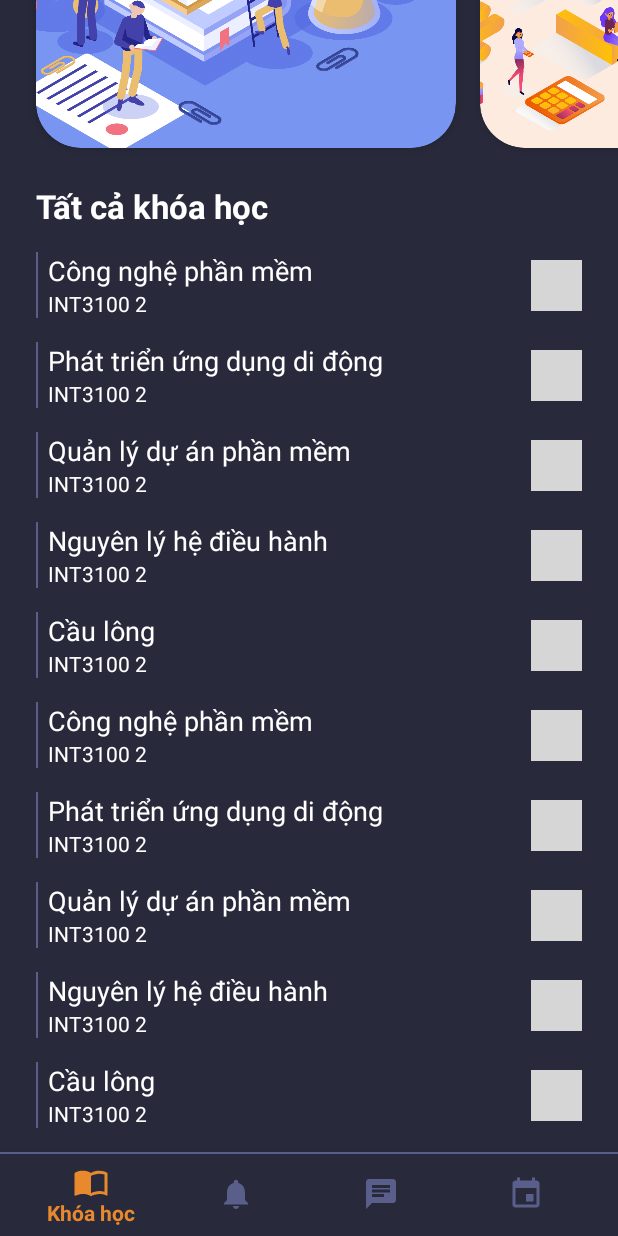
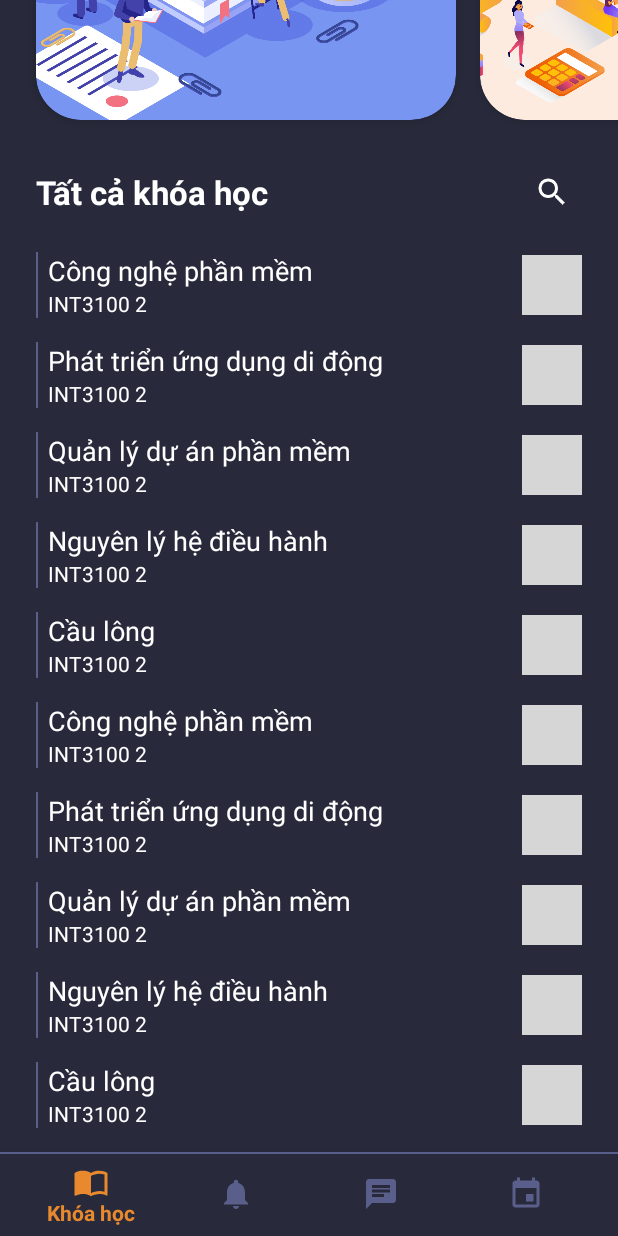
Before and after one commit to huent189/uet_assistant, an Android app: the CoursesFragment screen opened directly, with no data from a screen before it, on a phone screen of 412 x 824 dp. Run offline under Robolectric (Android 15) with nearby library versions, the phone set to English and light mode, and no system bars; our stand-ins replace navigation-ui.

Commit message:
update all courses scene

```diff
--- a/app/app/src/main/AndroidManifest.xml
+++ b/app/app/src/main/AndroidManifest.xml
@@ -8,6 +8,7 @@
         android:label="@string/app_name"
         android:roundIcon="@mipmap/ic_launcher_round"
         android:supportsRtl="true"
+        android:windowSoftInputMode="adjustPan"
         android:theme="@style/DarkTheme">
         <activity android:name=".ui.view.MyCoursesActivity" android:label="@string/title_activity_my_courses" />
         <activity android:name=".ui.view.LoginActivity" android:label="@string/login"/>
--- a/app/app/src/main/java/vnu/uet/mobilecourse/assistant/ui/view/CoursesFragment.java
+++ b/app/app/src/main/java/vnu/uet/mobilecourse/assistant/ui/view/CoursesFragment.java
@@ -1,14 +1,25 @@
 package vnu.uet.mobilecourse.assistant.ui.view;
 
+import android.content.Context;
+import android.graphics.Color;
 import android.os.Bundle;
+import android.view.KeyEvent;
 import android.view.LayoutInflater;
 import android.view.View;
 import android.view.ViewGroup;
+import android.view.inputmethod.InputMethodManager;
+import android.widget.Button;
+import android.widget.EditText;
+import android.widget.FrameLayout;
+import android.widget.ImageView;
 import android.widget.TextView;
 
 import java.util.List;
 
 import androidx.annotation.NonNull;
+import androidx.appcompat.widget.SearchView;
+import androidx.constraintlayout.widget.ConstraintLayout;
+import androidx.constraintlayout.widget.Group;
 import androidx.fragment.app.Fragment;
 import androidx.lifecycle.Observer;
 import androidx.lifecycle.ViewModelProvider;
@@ -43,6 +54,31 @@ public class CoursesFragment extends Fragment {
             }
         });
 
+        final Button btnSearch = root.findViewById(R.id.btnSearch);
+        final TextView tvAllCourses = root.findViewById(R.id.tvAllCourses);
+        final SearchView searchView = root.findViewById(R.id.searchView);
+        final ImageView ivSearchIcon = root.findViewById(R.id.ivSearchIcon);
+
+        btnSearch.setOnClickListener(new View.OnClickListener() {
+            @Override
+            public void onClick(View v) {
+                boolean isVisible = tvAllCourses.getVisibility() == View.VISIBLE;
+
+                if (isVisible) {
+                    searchView.setVisibility(View.VISIBLE);
+                    searchView.requestFocus();
+//                    InputMethodManager imm = (InputMethodManager) getContext().getSystemService(Context.INPUT_METHOD_SERVICE);
+//                    imm.toggleSoftInput(InputMethodManager.SHOW_FORCED,0);
+                    tvAllCourses.setVisibility(View.INVISIBLE);
+                    ivSearchIcon.setImageResource(R.drawable.ic_close_24dp);
+                } else {
+                    tvAllCourses.setVisibility(View.VISIBLE);
+                    searchView.setVisibility(View.INVISIBLE);
+                    ivSearchIcon.setImageResource(R.drawable.ic_search_24dp);
+                }
+            }
+        });
+
         synchronizedScrollView(root);
 
         initializeRecentlyCoursesView(root);
@@ -55,11 +91,11 @@ public class CoursesFragment extends Fragment {
     private void synchronizedScrollView(View root) {
         SynchronizedScrollView svMyCourses = root.findViewById(R.id.svMyCourses);
 
-        TextView tvInvisibleAllCoursesTitle = root.findViewById(R.id.tvInvisibleAllCoursesTitle);
+        View tvInvisibleAllCoursesTitle = root.findViewById(R.id.tvInvisibleAllCoursesTitle);
         svMyCourses.setAnchorView(tvInvisibleAllCoursesTitle);
 
-        TextView tvAllCourses = root.findViewById(R.id.tvAllCourses);
-        svMyCourses.setSynchronizedView(tvAllCourses);
+        View clAllCoursesToolbar = root.findViewById(R.id.clAllCoursesToolbar);
+        svMyCourses.setSynchronizedView(clAllCoursesToolbar);
     }
 
     private void initializeRecentlyCoursesView(View root) {
--- a/app/app/src/main/java/vnu/uet/mobilecourse/assistant/ui/view/SynchronizedScrollView.java
+++ b/app/app/src/main/java/vnu/uet/mobilecourse/assistant/ui/view/SynchronizedScrollView.java
@@ -45,7 +45,7 @@ public class SynchronizedScrollView extends ScrollView {
     }
 
     //Position the views together
-    private void syncViews() {
+    public void syncViews() {
         if(mAnchorView == null || mSyncView == null) {
             return;
         }
@@ -58,9 +58,18 @@ public class SynchronizedScrollView extends ScrollView {
     @Override
     protected void onLayout(boolean changed, int l, int t, int r, int b) {
         super.onLayout(changed, l, t, r, b);
-        //Calling this here attaches the views together if they were added
+
+        // Calling this here attaches the views together if they were added
         // before layout finished
-        syncViews();
+        if (!isAnchorOutOfScreen())
+            syncViews();
+    }
+
+    private boolean isAnchorOutOfScreen() {
+        int[] pos = new int[2];
+        mAnchorView.getLocationOnScreen(pos);
+
+        return pos[1] < 0;
     }
 
     @Override
--- /dev/null
+++ b/app/app/src/main/res/drawable/ic_close_24dp.xml
@@ -0,0 +1,5 @@
+<vector android:height="24dp" android:tint="#FFFFFF"
+    android:viewportHeight="24.0" android:viewportWidth="24.0"
+    android:width="24dp" xmlns:android="http://schemas.android.com/apk/res/android">
+    <path android:fillColor="#FF000000" android:pathData="M19,6.41L17.59,5 12,10.59 6.41,5 5,6.41 10.59,12 5,17.59 6.41,19 12,13.41 17.59,19 19,17.59 13.41,12z"/>
+</vector>
--- a/app/app/src/main/res/drawable/ic_search_16dp.xml
+++ b/app/app/src/main/res/drawable/ic_search_24dp.xml
@@ -1,5 +1,5 @@
-<vector android:height="16dp" android:tint="#FFFFFF"
+<vector android:height="24dp" android:tint="#FFFFFF"
     android:viewportHeight="24.0" android:viewportWidth="24.0"
-    android:width="16dp" xmlns:android="http://schemas.android.com/apk/res/android">
+    android:width="24dp" xmlns:android="http://schemas.android.com/apk/res/android">
     <path android:fillColor="#FF000000" android:pathData="M15.5,14h-0.79l-0.28,-0.27C15.41,12.59 16,11.11 16,9.5 16,5.91 13.09,3 9.5,3S3,5.91 3,9.5 5.91,16 9.5,16c1.61,0 3.09,-0.59 4.23,-1.57l0.27,0.28v0.79l5,4.99L20.49,19l-4.99,-5zM9.5,14C7.01,14 5,11.99 5,9.5S7.01,5 9.5,5 14,7.01 14,9.5 11.99,14 9.5,14z"/>
 </vector>
--- /dev/null
+++ b/app/app/src/main/res/drawable/primary_button_background.xml
@@ -0,0 +1,17 @@
+<?xml version="1.0" encoding="utf-8"?>
+<ripple xmlns:android="http://schemas.android.com/apk/res/android"
+    android:color="@color/primary">
+    <item android:id="@android:id/mask">
+        <shape android:shape="rectangle">
+            <solid android:color="@color/primaryDark" />
+            <corners android:radius="@dimen/view_radius" />
+        </shape>
+    </item>
+
+    <item android:id="@android:id/background">
+        <shape android:shape="rectangle">
+            <solid android:color="@color/primaryDark" />
+            <corners android:radius="@dimen/view_radius" />
+        </shape>
+    </item>
+</ripple>
--- a/app/app/src/main/res/layout/fragment_courses.xml
+++ b/app/app/src/main/res/layout/fragment_courses.xml
@@ -36,19 +36,32 @@
                     app:layout_constraintStart_toStartOf="parent"
                     app:layout_constraintTop_toBottomOf="@+id/tvCourseRecently" />
 
-                <TextView
+                <androidx.appcompat.widget.SearchView
                     android:id="@+id/tvInvisibleAllCoursesTitle"
-                    style="@style/Header1"
                     android:layout_width="wrap_content"
-                    android:layout_height="wrap_content"
                     android:paddingBottom="@dimen/sibling_margin_x2"
                     android:paddingEnd="@dimen/sibling_margin_x3"
                     android:paddingStart="@dimen/sibling_margin_x3"
                     android:paddingTop="@dimen/sibling_margin_x2"
-                    android:text="@string/title_all_courses"
+                    android:layout_height="wrap_content"
+                    android:background="@drawable/edit_text_background"
                     android:visibility="invisible"
                     app:layout_constraintStart_toStartOf="parent"
                     app:layout_constraintTop_toBottomOf="@+id/vpCourseRecently" />
+
+<!--                <TextView-->
+<!--                    android:id="@+id/tvInvisibleAllCoursesTitle"-->
+<!--                    style="@style/Header1"-->
+<!--                    android:layout_width="wrap_content"-->
+<!--                    android:layout_height="wrap_content"-->
+<!--                    android:paddingBottom="@dimen/sibling_margin_x2"-->
+<!--                    android:paddingEnd="@dimen/sibling_margin_x3"-->
+<!--                    android:paddingStart="@dimen/sibling_margin_x3"-->
+<!--                    android:paddingTop="@dimen/sibling_margin_x2"-->
+<!--                    android:text="@string/title_all_courses"-->
+<!--                    android:visibility="invisible"-->
+<!--                    app:layout_constraintStart_toStartOf="parent"-->
+<!--                    app:layout_constraintTop_toBottomOf="@+id/vpCourseRecently" />-->
 
                 <androidx.recyclerview.widget.RecyclerView
                     android:id="@+id/rvAllCourses"
@@ -60,17 +73,71 @@
 
         </androidx.constraintlayout.widget.ConstraintLayout>
 
-        <TextView
-            android:id="@+id/tvAllCourses"
-            style="@style/Header1"
-            android:background="@color/background"
+        <androidx.constraintlayout.widget.ConstraintLayout
+            android:id="@+id/clAllCoursesToolbar"
             android:layout_width="match_parent"
             android:layout_height="wrap_content"
+            android:background="@color/background"
+            android:paddingBottom="@dimen/sibling_margin_x2"
+            android:paddingEnd="@dimen/sibling_margin_x3"
             android:paddingStart="@dimen/sibling_margin_x3"
-            android:paddingEnd="@dimen/sibling_margin_x3"
-            android:paddingTop="@dimen/sibling_margin_x2"
-            android:paddingBottom="@dimen/sibling_margin_x2"
-            android:text="@string/title_all_courses" />
+            android:paddingTop="@dimen/sibling_margin_x2">
+
+            <TextView
+                android:id="@+id/tvAllCourses"
+                style="@style/Header1"
+                android:layout_width="0dp"
+                android:layout_height="wrap_content"
+                android:layout_marginEnd="@dimen/sibling_margin_x2"
+                android:text="@string/title_all_courses"
+                app:layout_constraintBottom_toBottomOf="parent"
+                app:layout_constraintEnd_toStartOf="@+id/flSearchButton"
+                app:layout_constraintStart_toStartOf="parent"
+                app:layout_constraintTop_toTopOf="parent" />
+
+            <androidx.appcompat.widget.SearchView
+                android:id="@+id/searchView"
+                android:layout_width="0dp"
+                android:layout_height="wrap_content"
+                android:background="@drawable/edit_text_background"
+                android:visibility="invisible"
+                app:iconifiedByDefault="false"
+                app:searchIcon="@null"
+                app:closeIcon="@null"
+                app:layout_constraintBottom_toBottomOf="parent"
+                app:layout_constraintEnd_toEndOf="@+id/flSearchButton"
+                app:layout_constraintStart_toStartOf="parent"
+                app:layout_constraintTop_toTopOf="parent"
+                app:queryHint="Search Here" />
+
+            <FrameLayout
+                android:id="@+id/flSearchButton"
+                android:layout_width="wrap_content"
+                android:layout_height="wrap_content"
+                app:layout_constraintBottom_toBottomOf="@+id/tvAllCourses"
+                app:layout_constraintEnd_toEndOf="parent"
+                app:layout_constraintTop_toTopOf="@+id/tvAllCourses">
+
+                <Button
+                    android:id="@+id/btnSearch"
+                    style="@style/CircleButton"
+                    android:layout_width="@dimen/circle_button_size"
+                    android:layout_height="@dimen/circle_button_size"
+                    android:background="@color/transparent"
+                    android:backgroundTint="@color/background" />
+
+                <ImageView
+                    android:id="@+id/ivSearchIcon"
+                    android:layout_width="@dimen/circle_button_size"
+                    android:layout_height="@dimen/circle_button_size"
+                    android:contentDescription="@string/title_all_courses"
+                    android:scaleX="0.6"
+                    android:scaleY="0.6"
+                    android:tint="@color/white"
+                    android:src="@drawable/ic_search_24dp" />
+            </FrameLayout>
+
+        </androidx.constraintlayout.widget.ConstraintLayout>
 
     </FrameLayout>
 
--- a/app/app/src/main/res/values/dimens.xml
+++ b/app/app/src/main/res/values/dimens.xml
@@ -22,5 +22,5 @@
     <dimen name="card_course_start_padding">16dp</dimen>
     <dimen name="card_course_end_padding">100dp</dimen>
 
-    <dimen name="circle_button_size">34dp</dimen>
+    <dimen name="circle_button_size">40dp</dimen>
 </resources>
--- a/app/app/src/main/res/values/styles.xml
+++ b/app/app/src/main/res/values/styles.xml
@@ -7,14 +7,17 @@
         <item name="colorPrimaryDark">@color/primaryDark</item>
         <item name="colorAccent">@color/accent</item>
         <item name="android:textColor">@color/white</item>
-<!--        <item name="android:background">@color/background</item>-->
+        <item name="android:editTextColor">@color/white</item>
+        <item name="android:textColorHint">@color/whiteDisable</item>
+
+        <!--        <item name="android:background">@color/background</item>-->
     </style>
 
     <style name="Button" parent="Widget.AppCompat.Button.Borderless.Colored">
         <item name="android:textColor">@color/white</item>
         <item name="android:textSize">16sp</item>
         <item name="android:textAllCaps">false</item>
-        <item name="android:background">@drawable/button_background</item>
+        <item name="android:background">@drawable/accent_button_background</item>
         <item name="android:layout_height">@dimen/button_height</item>
     </style>
 
```
Also changed, not shown: app/app/src/main/res/drawable/accent_button_background.xml (renamed from app/app/src/main/res/drawable/button_background.xml).
